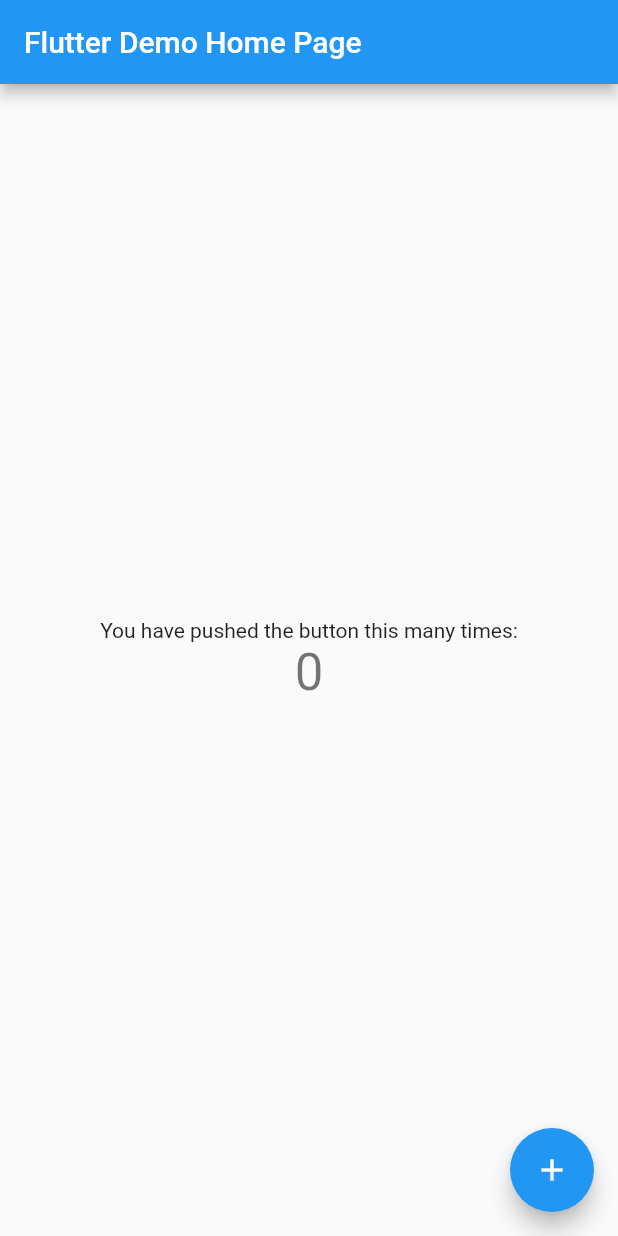
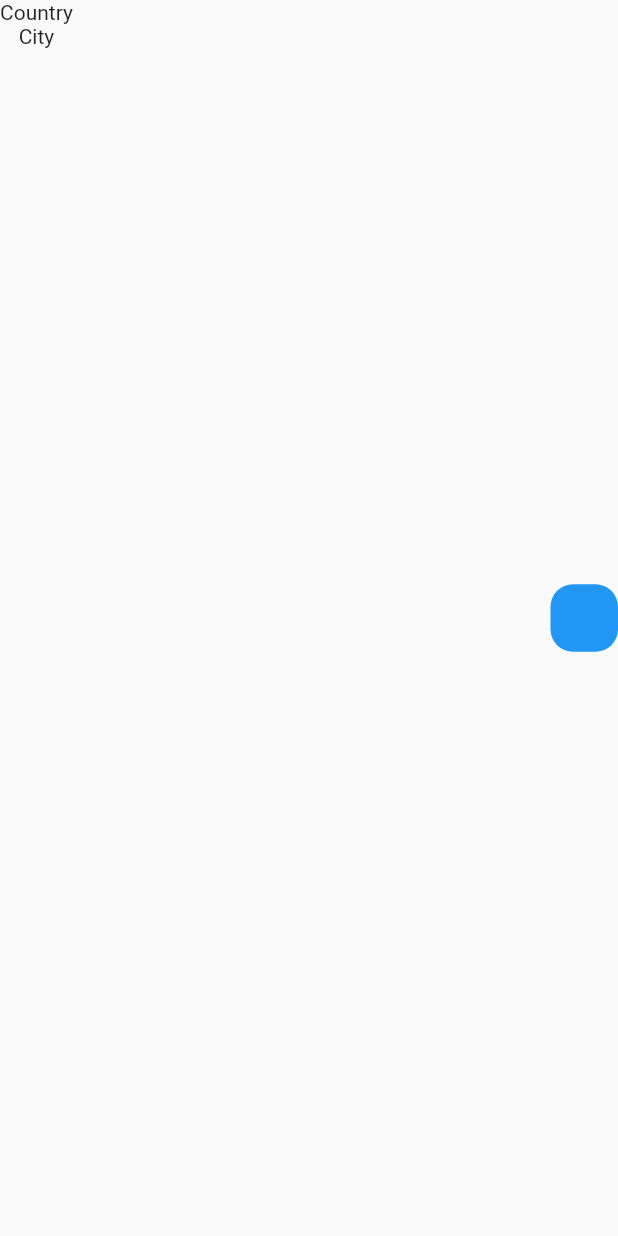
Before and after one commit to Saif64/flutter-FoodHub, a Flutter app: the screen it shows after launch, on a phone screen of 412 x 824 dp. Run offline on Flutter 3.47's test engine with Material 2 defaults, Android fonts, the phone set to English and light mode, and no system bars.

Commit message:
initial commit

```diff
--- /dev/null
+++ b/lib/home/main_food_page.dart
@@ -0,0 +1,39 @@
+import 'package:flutter/material.dart';
+
+class MainFoodPage extends StatefulWidget {
+  const MainFoodPage({Key? key}) : super(key: key);
+
+  @override
+  State<MainFoodPage> createState() => _MainFoodPageState();
+}
+
+class _MainFoodPageState extends State<MainFoodPage> {
+  @override
+  Widget build(BuildContext context) {
+    return Scaffold(
+      body: Container(
+        child: Container(
+          child: Row(
+            mainAxisAlignment: MainAxisAlignment.spaceBetween,
+            children: [
+              Column(
+                children: [
+                  Text('Country'),
+                  Text('City'),
+                ],
+              ),
+              Container(
+                width: 45,
+                height: 45,
+                decoration: BoxDecoration(
+                  borderRadius: BorderRadius.circular(15),
+                  color: Colors.blue,
+                ),
+              ),
+            ],
+          ),
+        ),
+      ),
+    );
+  }
+}
--- a/lib/main.dart
+++ b/lib/main.dart
@@ -1,4 +1,5 @@
 import 'package:flutter/material.dart';
+import 'package:food_delivery/home/main_food_page.dart';
 
 void main() {
   runApp(const MyApp());
@@ -11,6 +12,7 @@
   @override
   Widget build(BuildContext context) {
     return MaterialApp(
+      debugShowCheckedModeBanner: false,
       title: 'Flutter Demo',
       theme: ThemeData(
         // This is the theme of your application.
@@ -24,92 +26,7 @@
         // is not restarted.
         primarySwatch: Colors.blue,
       ),
-      home: const MyHomePage(title: 'Flutter Demo Home Page'),
+      home: MainFoodPage(),
     );
   }
 }
-
-class MyHomePage extends StatefulWidget {
-  const MyHomePage({Key? key, required this.title}) : super(key: key);
-
-  // This widget is the home page of your application. It is stateful, meaning
-  // that it has a State object (defined below) that contains fields that affect
-  // how it looks.
-
-  // This class is the configuration for the state. It holds the values (in this
-  // case the title) provided by the parent (in this case the App widget) and
-  // used by the build method of the State. Fields in a Widget subclass are
-  // always marked "final".
-
-  final String title;
-
-  @override
-  State<MyHomePage> createState() => _MyHomePageState();
-}
-
-class _MyHomePageState extends State<MyHomePage> {
-  int _counter = 0;
-
-  void _incrementCounter() {
-    setState(() {
-      // This call to setState tells the Flutter framework that something has
-      // changed in this State, which causes it to rerun the build method below
-      // so that the display can reflect the updated values. If we changed
-      // _counter without calling setState(), then the build method would not be
-      // called again, and so nothing would appear to happen.
-      _counter++;
-    });
-  }
-
-  @override
-  Widget build(BuildContext context) {
-    // This method is rerun every time setState is called, for instance as done
-    // by the _incrementCounter method above.
-    //
-    // The Flutter framework has been optimized to make rerunning build methods
-    // fast, so that you can just rebuild anything that needs updating rather
-    // than having to individually change instances of widgets.
-    return Scaffold(
-      appBar: AppBar(
-        // Here we take the value from the MyHomePage object that was created by
-        // the App.build method, and use it to set our appbar title.
-        title: Text(widget.title),
-      ),
-      body: Center(
-        // Center is a layout widget. It takes a single child and positions it
-        // in the middle of the parent.
-        child: Column(
-          // Column is also a layout widget. It takes a list of children and
-          // arranges them vertically. By default, it sizes itself to fit its
-          // children horizontally, and tries to be as tall as its parent.
-          //
-          // Invoke "debug painting" (press "p" in the console, choose the
-          // "Toggle Debug Paint" action from the Flutter Inspector in Android
-          // Studio, or the "Toggle Debug Paint" command in Visual Studio Code)
-          // to see the wireframe for each widget.
-          //
-          // Column has various properties to control how it sizes itself and
-          // how it positions its children. Here we use mainAxisAlignment to
-          // center the children vertically; the main axis here is the vertical
-          // axis because Columns are vertical (the cross axis would be
-          // horizontal).
-          mainAxisAlignment: MainAxisAlignment.center,
-          children: <Widget>[
-            const Text(
-              'You have pushed the button this many times:',
-            ),
-            Text(
-              '$_counter',
-              style: Theme.of(context).textTheme.headline4,
-            ),
-          ],
-        ),
-      ),
-      floatingActionButton: FloatingActionButton(
-        onPressed: _incrementCounter,
-        tooltip: 'Increment',
-        child: const Icon(Icons.add),
-      ), // This trailing comma makes auto-formatting nicer for build methods.
-    );
-  }
-}
```
